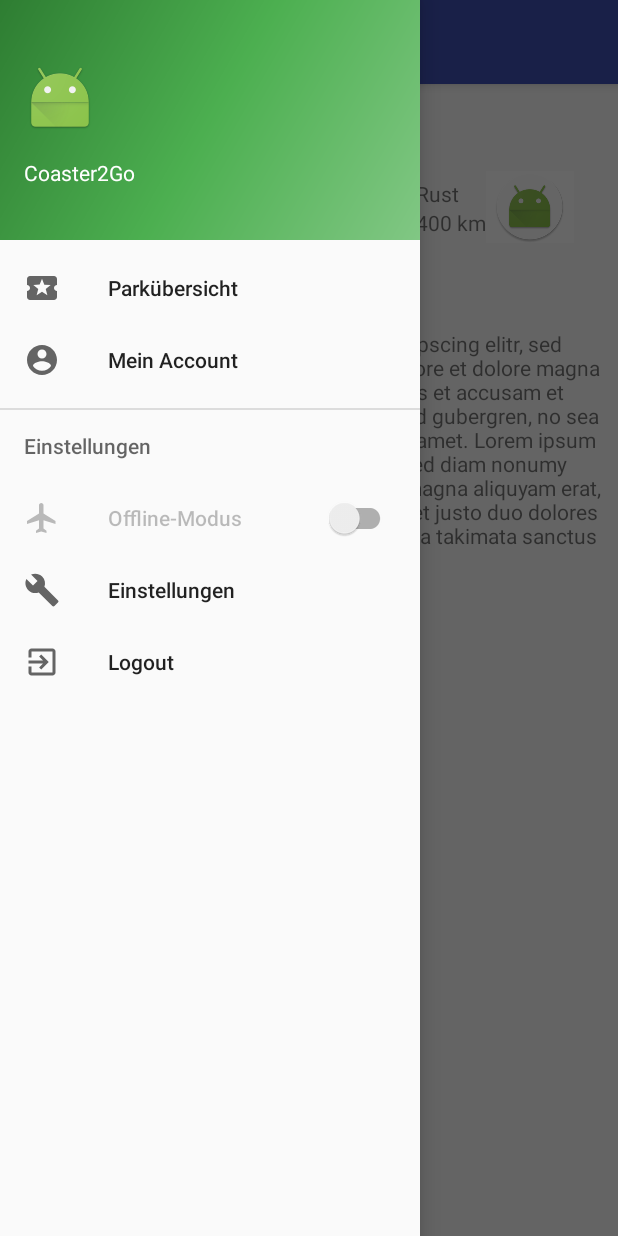
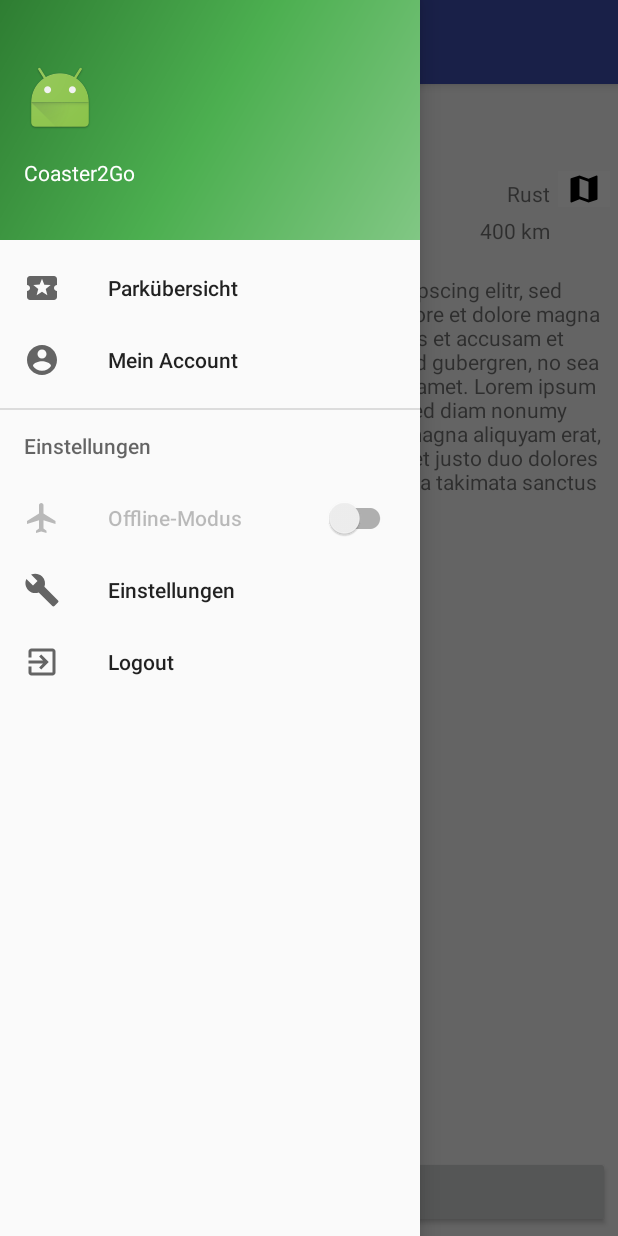
Before and after one commit to lb28/Coaster2Go, an Android app: the ParkDetailViewActivity screen opened directly, with no data from a screen before it, with the side drawer open, on a phone screen of 412 x 824 dp. Run offline under Robolectric (Android 15) with nearby library versions, the phone set to English and light mode, and no system bars; our stand-ins replace Firebase (no records; nobody signed in at launch, a user with empty details on screens opened directly); libraries missing offline, so code that uses them is left out: com.firebase.ui.

Commit message:
Parkdetailansicht xml fertig

```diff
--- /dev/null
+++ b/app/src/main/res/drawable/ic_favorite_black_24dp.xml
@@ -0,0 +1,9 @@
+<vector xmlns:android="http://schemas.android.com/apk/res/android"
+        android:width="24dp"
+        android:height="24dp"
+        android:viewportWidth="24.0"
+        android:viewportHeight="24.0">
+    <path
+        android:fillColor="#FF000000"
+        android:pathData="M12,21.35l-1.45,-1.32C5.4,15.36 2,12.28 2,8.5 2,5.42 4.42,3 7.5,3c1.74,0 3.41,0.81 4.5,2.09C13.09,3.81 14.76,3 16.5,3 19.58,3 22,5.42 22,8.5c0,3.78 -3.4,6.86 -8.55,11.54L12,21.35z"/>
+</vector>
--- /dev/null
+++ b/app/src/main/res/drawable/ic_favorite_border_black_24dp.xml
@@ -0,0 +1,9 @@
+<vector xmlns:android="http://schemas.android.com/apk/res/android"
+        android:width="24dp"
+        android:height="24dp"
+        android:viewportWidth="24.0"
+        android:viewportHeight="24.0">
+    <path
+        android:fillColor="#FF000000"
+        android:pathData="M16.5,3c-1.74,0 -3.41,0.81 -4.5,2.09C10.91,3.81 9.24,3 7.5,3 4.42,3 2,5.42 2,8.5c0,3.78 3.4,6.86 8.55,11.54L12,21.35l1.45,-1.32C18.6,15.36 22,12.28 22,8.5 22,5.42 19.58,3 16.5,3zM12.1,18.55l-0.1,0.1 -0.1,-0.1C7.14,14.24 4,11.39 4,8.5 4,6.5 5.5,5 7.5,5c1.54,0 3.04,0.99 3.57,2.36h1.87C13.46,5.99 14.96,5 16.5,5c2,0 3.5,1.5 3.5,3.5 0,2.89 -3.14,5.74 -7.9,10.05z"/>
+</vector>
--- /dev/null
+++ b/app/src/main/res/drawable/ic_map_black_24dp.xml
@@ -0,0 +1,9 @@
+<vector xmlns:android="http://schemas.android.com/apk/res/android"
+        android:width="24dp"
+        android:height="24dp"
+        android:viewportWidth="24.0"
+        android:viewportHeight="24.0">
+    <path
+        android:fillColor="#FF000000"
+        android:pathData="M20.5,3l-0.16,0.03L15,5.1 9,3 3.36,4.9c-0.21,0.07 -0.36,0.25 -0.36,0.48V20.5c0,0.28 0.22,0.5 0.5,0.5l0.16,-0.03L9,18.9l6,2.1 5.64,-1.9c0.21,-0.07 0.36,-0.25 0.36,-0.48V3.5c0,-0.28 -0.22,-0.5 -0.5,-0.5zM15,19l-6,-2.11V5l6,2.11V19z"/>
+</vector>
--- a/app/src/main/res/layout/activity_park_detail_view.xml
+++ b/app/src/main/res/layout/activity_park_detail_view.xml
@@ -4,6 +4,9 @@
     xmlns:tools="http://schemas.android.com/tools"
     android:layout_width="match_parent"
     android:layout_height="match_parent"
+    android:paddingLeft="5dp"
+    android:paddingRight="5dp"
+    android:paddingBottom="5dp"
     android:id="@+id/park_detail_view_relativelayout"
     tools:context="de.uulm.dbis.coaster2go.activities.ParkDetailViewActivity">
 
@@ -11,6 +14,7 @@
         android:layout_width="match_parent"
         android:layout_height="wrap_content"
         android:orientation="horizontal"
+        android:paddingBottom="10dp"
         android:id="@+id/park_image_linearlayout">
 
         <ImageView
@@ -22,29 +26,68 @@
     </LinearLayout>
 
     <RelativeLayout
-        android:layout_width="wrap_content"
+        android:layout_width="match_parent"
         android:layout_height="wrap_content"
         android:layout_below="@id/park_image_linearlayout"
-        android:paddingTop="10dp"
+        android:paddingBottom="10dp"
         android:id="@+id/park_detail_view_header_relativelayout">
 
         <ImageButton
             android:layout_width="wrap_content"
             android:layout_height="wrap_content"
-            android:src="@mipmap/ic_launcher_round"
+            android:src="@drawable/ic_favorite_border_black_24dp"
             android:background="@color/tw__solid_white"
             android:id="@+id/button_favorite_park"/>
 
         <TextView
             android:layout_width="wrap_content"
-            android:layout_height="match_parent"
+            android:layout_height="wrap_content"
             android:layout_toRightOf="@id/button_favorite_park"
             android:paddingLeft="10dp"
-            android:paddingBottom="10dp"
             android:textSize="20dp"
             android:text="EUROPAPARK"
-            android:id="@+id/park_detail_parkname"
-            android:layout_above="@+id/parkaverage_ratingbar" />
+            android:id="@+id/park_detail_parkname" />
+
+        <TextView
+            android:layout_width="wrap_content"
+            android:layout_height="wrap_content"
+            android:paddingTop="5dp"
+            android:paddingRight="5dp"
+            android:text="Rust"
+            android:layout_toLeftOf="@id/park_detail_button_map"
+            android:id="@+id/park_detail_location"/>
+
+        <TextView
+            android:layout_width="wrap_content"
+            android:layout_height="wrap_content"
+            android:text="400 km"
+            android:paddingTop="5dp"
+            android:paddingRight="5dp"
+            android:layout_below="@id/park_detail_location"
+            android:layout_toLeftOf="@id/park_detail_button_map"
+            android:id="@+id/park_detail_distance"/>
+
+        <ImageButton
+            android:layout_width="wrap_content"
+            android:layout_height="wrap_content"
+            android:src="@drawable/ic_map_black_24dp"
+            android:paddingRight="5dp"
+            android:paddingLeft="5dp"
+            android:layout_alignParentRight="true"
+            android:background="@color/cardview_light_background"
+            android:id="@+id/park_detail_button_map"/>
+
+    </RelativeLayout>
+
+    <LinearLayout
+        android:layout_width="wrap_content"
+        android:layout_height="wrap_content"
+        android:layout_toRightOf="@id/park_detail_view_header_relativelayout"
+        android:layout_below="@id/park_image_linearlayout"
+        android:paddingTop="10dp"
+        android:paddingLeft="5dp"
+        android:orientation="horizontal"
+        android:id="@+id/park_detail_gps_linearlayout">
 
         <RatingBar
             android:layout_width="wrap_content"
@@ -62,46 +105,6 @@
             android:paddingLeft="5dp"
             android:id="@+id/park_detail_average"/>
 
-    </RelativeLayout>
-
-    <LinearLayout
-        android:layout_width="wrap_content"
-        android:layout_height="wrap_content"
-        android:layout_toRightOf="@id/park_detail_view_header_relativelayout"
-        android:layout_below="@id/park_image_linearlayout"
-        android:paddingTop="10dp"
-        android:paddingLeft="5dp"
-        android:orientation="horizontal"
-        android:id="@+id/park_detail_gps_linearlayout">
-
-        <LinearLayout
-            android:layout_width="wrap_content"
-            android:layout_height="wrap_content"
-            android:orientation="vertical">
-
-            <TextView
-                android:layout_width="wrap_content"
-                android:layout_height="wrap_content"
-                android:paddingTop="5dp"
-                android:text="Rust"/>
-
-            <TextView
-                android:layout_width="wrap_content"
-                android:layout_height="wrap_content"
-                android:text="400 km"
-                android:id="@+id/park_detail_distance"/>
-
-        </LinearLayout>
-
-        <ImageButton
-            android:layout_width="wrap_content"
-            android:layout_height="wrap_content"
-            android:src="@mipmap/ic_launcher_round"
-            android:paddingRight="5dp"
-            android:paddingLeft="5dp"
-            android:background="@color/cardview_light_background"
-            />
-
 
     </LinearLayout>
 
@@ -110,19 +113,15 @@
         android:layout_width="match_parent"
         android:layout_height="match_parent"
         android:layout_below="@id/park_detail_view_header_relativelayout"
-        android:paddingLeft="5dp"
-        android:paddingRight="5dp"
+        android:paddingTop="10dp"
         android:text="Lorem ipsum dolor sit amet, consetetur sadipscing elitr, sed diam nonumy eirmod tempor invidunt ut labore et dolore magna aliquyam erat, sed diam voluptua. At vero eos et accusam et justo duo dolores et ea rebum. Stet clita kasd gubergren, no sea takimata sanctus est Lorem ipsum dolor sit amet. Lorem ipsum dolor sit amet, consetetur sadipscing elitr, sed diam nonumy eirmod tempor invidunt ut labore et dolore magna aliquyam erat, sed diam voluptua. At vero eos et accusam et justo duo dolores et ea rebum. Stet clita kasd gubergren, no sea takimata sanctus est Lorem ipsum dolor sit amet."/>
 
     <Button
-        android:layout_width="wrap_content"
+        android:layout_width="match_parent"
         android:layout_height="wrap_content"
         android:layout_alignParentBottom="true"
         android:layout_centerHorizontal="true"
-        android:text="Attraktionen"/>
-
-
-
-
+        android:text="Attraktionen"
+        android:id="@+id/button_attraactions"/>
 
 </RelativeLayout>
```
